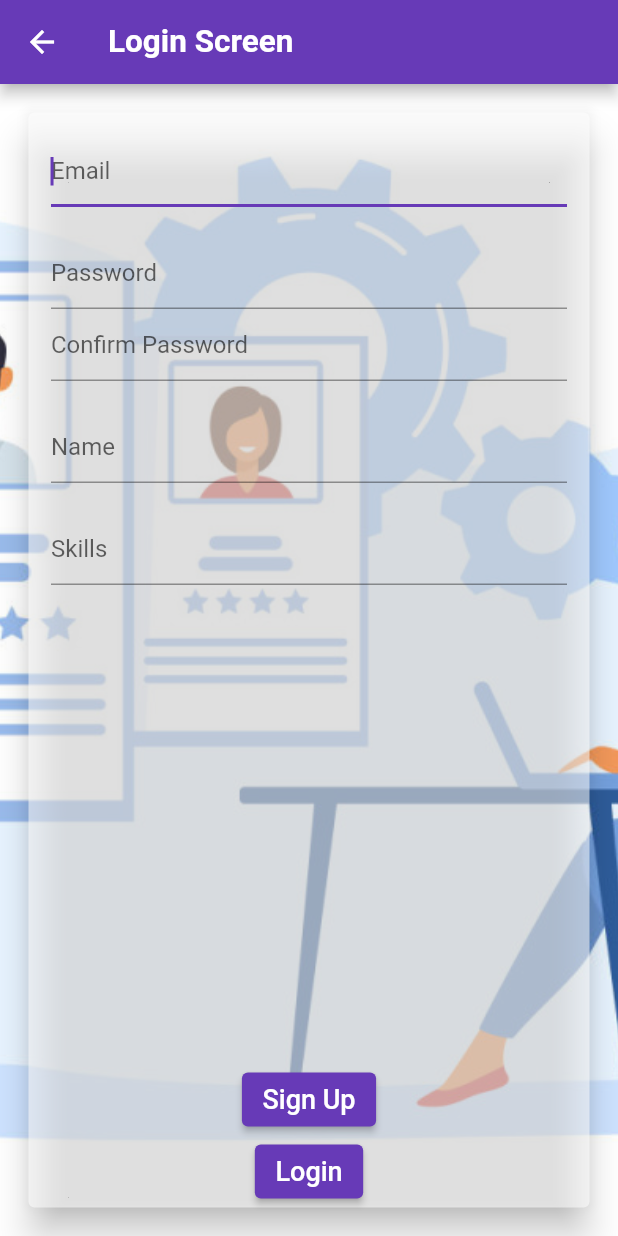
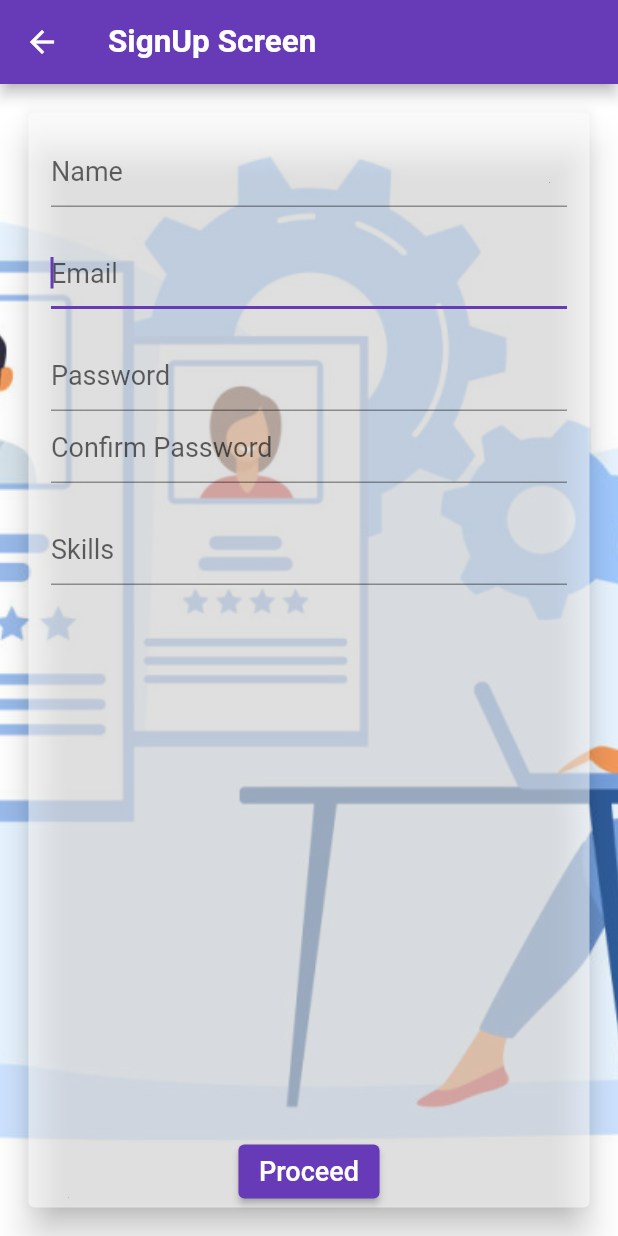
Before and after one commit to Aman2two/jobs, a Flutter app: the SignUpScreen screen opened directly, on a phone screen of 412 x 824 dp. Run offline on Flutter 3.47's test engine with Material 2 defaults, Android fonts, the phone set to English and light mode, and no system bars; our stand-ins replace dio.

Commit message:
signup page created

```diff
--- /dev/null
+++ b/lib/controllers/signup_controller.dart
@@ -0,0 +1,24 @@
+
+
+import 'package:flutter/widgets.dart';
+import 'package:jobs/api/apihandler.dart';
+
+class SignUpController{
+  final TextEditingController tecEmail = new TextEditingController();
+  final TextEditingController tecPassword = new TextEditingController();
+  final TextEditingController tecConfirmPassword = new TextEditingController();
+  final TextEditingController tecName = new TextEditingController();
+  final TextEditingController tecSkills = new TextEditingController();
+
+  Future<Map> submitRequest(int userRole) async{
+    return await ApiHandler.signUp({
+      "email": tecEmail.text,
+      "userRole": userRole,
+      "password": tecPassword.text,
+      "confirmPassword": tecConfirmPassword.text,
+      "name": tecName.text,
+      "skills": tecSkills.text
+    });
+  }
+
+}
--- a/lib/screens/login_screen.dart
+++ b/lib/screens/login_screen.dart
@@ -53,7 +53,6 @@ class LoginScreen extends StatelessWidget {
               TextFormField(
                 decoration: InputDecoration(hintText: "Username"),
                 maxLines: 1,
-                autofocus: true,
                 style: Theme.of(context).textTheme.subtitle1,
                 controller: tecUserName,
                 validator: (value) {
--- a/lib/screens/signup_screen.dart
+++ b/lib/screens/signup_screen.dart
@@ -1,27 +1,29 @@
 import 'package:flutter/material.dart';
 import 'package:flutter/widgets.dart';
-import 'package:jobs/api/apihandler.dart';
+import 'package:jobs/controllers/signup_controller.dart';
+import 'package:jobs/screens/login_screen.dart';
 import 'package:jobs/utility/app_variables.dart';
 import 'package:jobs/utility/constants.dart';
+import 'package:jobs/utility/utility.dart';
 import 'package:provider/provider.dart';
 
 class SignUpScreen extends StatelessWidget {
-  final TextEditingController tecEmail = new TextEditingController();
-  final TextEditingController tecPassword = new TextEditingController();
-  final TextEditingController tecConfirmPassword = new TextEditingController();
-  final TextEditingController tecName = new TextEditingController();
-  final TextEditingController tecSkills = new TextEditingController();
   final _formKey = GlobalKey<FormState>();
+  final GlobalKey<ScaffoldState> _scaffoldKey = new GlobalKey<ScaffoldState>();
+  final SignUpController _signUpController = new SignUpController();
 
   @override
   Widget build(BuildContext context) {
     return Scaffold(
+      key: _scaffoldKey,
       resizeToAvoidBottomInset: false,
       appBar: AppBar(
-        title: Text(loginAppBarTitle),
+        title: Text(signAppBarTitle),
       ),
       body: Center(
-        child: Container(
+        child: Stack(
+          children: [
+            Container(
               decoration: BoxDecoration(
                 image: DecorationImage(
                     image: AssetImage(loginBg), fit: BoxFit.fitHeight),
@@ -35,13 +37,31 @@ class SignUpScreen extends StatelessWidget {
                     children: [
                       loginPassword(context),
                       Spacer(),
-                  signUpText(Provider.of<AppVariables>(context, listen: false)
-                      .userType),
-                  submitText(),
+                      signUpText(
+                          Provider.of<AppVariables>(context, listen: false)
+                              .userType,
+                          context),
                     ],
                   ),
                 ),
               ),
+            ),
+            Provider.of<AppVariables>(context, listen: true).loaderShowing
+                ? Column(
+                    mainAxisAlignment: MainAxisAlignment.center,
+                    crossAxisAlignment: CrossAxisAlignment.center,
+                    children: [
+                        Align(
+                          child: CircularProgressIndicator(),
+                          alignment: Alignment.center,
+                        ),
+                        Text(
+                          defaultDialogMsg,
+                          style: Theme.of(context).textTheme.headline6,
+                        )
+                      ])
+                : SizedBox()
+          ],
         ),
       ),
     );
@@ -55,65 +75,69 @@ class SignUpScreen extends StatelessWidget {
           child: Column(
             children: [
               TextFormField(
-                decoration: InputDecoration(hintText: "Email"),
+                decoration: InputDecoration(hintText: name),
                 maxLines: 1,
-                autofocus: true,
-                style: Theme.of(context).textTheme.subtitle1,
-                controller: tecEmail,
+                controller: _signUpController.tecName,
                 validator: (value) {
                   if (value == null || value.isEmpty) {
-                    return 'Please enter email';
+                    return enterName;
                   }
                   return null;
                 },
               ),
               SizedBox(height: 20),
               TextFormField(
-                decoration: InputDecoration(hintText: "Password"),
-                maxLines: 1,
-                controller: tecPassword,
-                validator: (value) {
-                  if (value == null || value.isEmpty) {
-                    return 'Please enter password';
-                  }
-                  return null;
-                },
-              ),
-              TextFormField(
-                decoration: InputDecoration(hintText: "Confirm Password"),
+                decoration: InputDecoration(hintText: email),
                 maxLines: 1,
                 autofocus: true,
                 style: Theme.of(context).textTheme.subtitle1,
-                controller: tecConfirmPassword,
+                controller: _signUpController.tecEmail,
                 validator: (value) {
-                  if (value == null || value.isEmpty) {
-                    return 'Please enter confirm password';
+                  if (value == null ||
+                      value.isEmpty ||
+                      !Utility.isValidEmail(_signUpController.tecEmail.text)) {
+                    return enterEmail;
                   }
                   return null;
                 },
               ),
               SizedBox(height: 20),
               TextFormField(
-                decoration: InputDecoration(hintText: "Name"),
+                decoration: InputDecoration(hintText: password),
                 maxLines: 1,
-                controller: tecName,
+                controller: _signUpController.tecPassword,
+                obscureText: true,
                 validator: (value) {
                   if (value == null || value.isEmpty) {
-                    return 'Please enter name';
+                    return enterPassword;
+                  }
+                  return null;
+                },
+              ),
+              TextFormField(
+                decoration: InputDecoration(hintText: confirmPassword),
+                maxLines: 1,
+                autofocus: true,
+                style: Theme.of(context).textTheme.subtitle1,
+                controller: _signUpController.tecConfirmPassword,
+                obscureText: true,
+                validator: (value) {
+                  if (value == null || value.isEmpty) {
+                    return enterConfirmPassword;
                   }
                   return null;
                 },
               ),
               SizedBox(height: 20),
               TextFormField(
-                decoration: InputDecoration(hintText: "Skills"),
+                decoration: InputDecoration(hintText: skillsText),
                 maxLines: 1,
                 autofocus: true,
                 style: Theme.of(context).textTheme.subtitle1,
-                controller: tecEmail,
+                controller: _signUpController.tecSkills,
                 validator: (value) {
                   if (value == null || value.isEmpty) {
-                    return 'Please enter skills';
+                    return enterSkills;
                   }
                   return null;
                 },
@@ -123,33 +147,38 @@ class SignUpScreen extends StatelessWidget {
         ));
   }
 
-  Widget signUpText(int userRole) {
+  Widget signUpText(int userRole, BuildContext context) {
     return ElevatedButton(
       onPressed: () {
         print(_formKey.currentState.validate());
         if (_formKey.currentState.validate()) {
-          ApiHandler.signUp({
-            "email": tecEmail,
-            "userRole": userRole,
-            "password": tecPassword,
-            "confirmPassword": tecConfirmPassword,
-            "name": tecName,
-            "skills": tecSkills
+          Provider.of<AppVariables>(context, listen: false).loaderShowing =
+              true;
+
+          _signUpController.submitRequest(userRole).then((value) {
+            Provider.of<AppVariables>(context, listen: false).loaderShowing =
+                false;
+            if (!value[success]) {
+              List<dynamic> errorList = (value.containsKey(errors))
+                  ? value[errors]
+                  : [value[message]];
+              String errorString = Utility.parseErrors(errorList);
+              _scaffoldKey.currentState.showSnackBar(
+                  Utility.getSnackBar(errorString, isError: true));
+            } else {
+              String id = value[data][email.toLowerCase()];
+              _scaffoldKey.currentState.showSnackBar(Utility.getSnackBar(
+                  "$userIdCreatedMsg $id",
+                  isError: false));
+              Future.delayed(Duration(seconds: 2), () {
+                Utility.navigateTo(
+                    context: context, nextPageName: LoginScreen());
+              });
+            }
           });
         }
       },
-      child: Text('Sign Up'),
-    );
-  }
-
-  Widget submitText() {
-    return ElevatedButton(
-      onPressed: () {
-        print(_formKey.currentState.validate());
-        if (_formKey.currentState.validate()) {
-        } else {}
-      },
-      child: Text('Login'),
+      child: Text(buttonProceed),
     );
   }
 }
--- a/lib/screens/usertype.dart
+++ b/lib/screens/usertype.dart
@@ -1,6 +1,5 @@
 import 'package:flutter/cupertino.dart';
 import 'package:flutter/material.dart';
-import 'package:flutter/services.dart';
 import 'package:jobs/screens/login_screen.dart';
 import 'package:jobs/utility/app_variables.dart';
 import 'package:jobs/utility/constants.dart';
--- a/lib/utility/app_variables.dart
+++ b/lib/utility/app_variables.dart
@@ -5,6 +5,14 @@ import 'package:flutter/material.dart';
 
 class AppVariables extends ChangeNotifier {
   int _userType = 0;
+  bool _loaderShowing=false;
+
+  bool get loaderShowing => _loaderShowing;
+
+  set loaderShowing(bool value) {
+    _loaderShowing = value;
+    notifyListeners();
+  }
 
   int get userType => _userType;
 
--- a/lib/utility/constants.dart
+++ b/lib/utility/constants.dart
@@ -26,8 +26,21 @@ const String userTypeCandidate="Candidate";
 const String proceedText="Proceed";
 const String userTypeHeadText="Please Select User type";
 const String loginAppBarTitle="Login Screen";
+const String signAppBarTitle="SignUp Screen";
+const String buttonProceed="Proceed";
+const String skillsText="Skills";
+const String confirmPassword="Confirm Password";
+const String password="Password";
+const String email="Email";
+const String name="Name";
+const String defaultDialogMsg= "Please wait.....";
+const String success= "success";
+const String errors= "errors";
+const String message= "message";
+const String data= "data";
+const String userIdCreatedMsg= "User created with id";
 
-// assset paths
+// asset paths
 
 const String userBg="lib/assets/user_type_bg.jpg";
 const String loginBg="lib/assets/login.jpg";
@@ -36,3 +49,9 @@ const String loginBg="lib/assets/login.jpg";
 //errors
 const String enterUserName='Please enter username';
 const String enterPassword='Please enter password';
+const String enterName='Please enter name';
+const String enterEmail='Please enter email';
+const String enterConfirmPassword='Please enter confirm password';
+const String enterSkills='Please enter skills';
+
+//api keys
```
Also changed, not shown: lib/api/apihandler.dart (+25 -3 lines), lib/main.dart (+11 -5 lines), lib/utility/utility.dart (+35 -4 lines), lib/screens/baseWidget.dart (added). Lines whose indentation alone changed are shown as unchanged.
